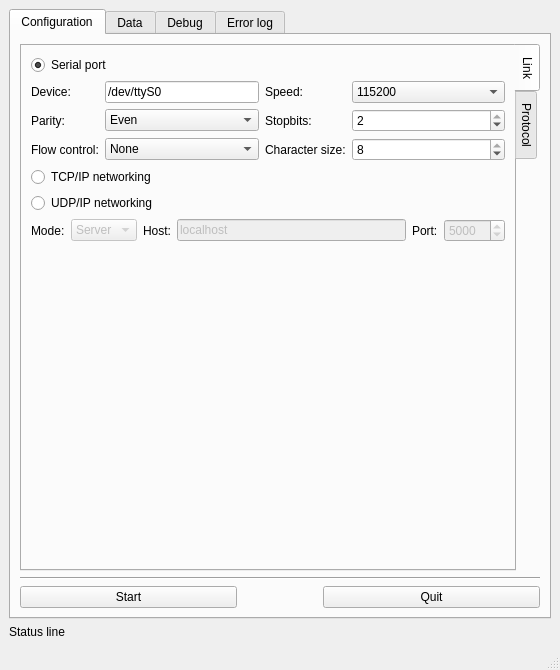
Above: Interface/QT/ModbusFrame.ui from blaa/Modbus before the change. Below: the same form after it.
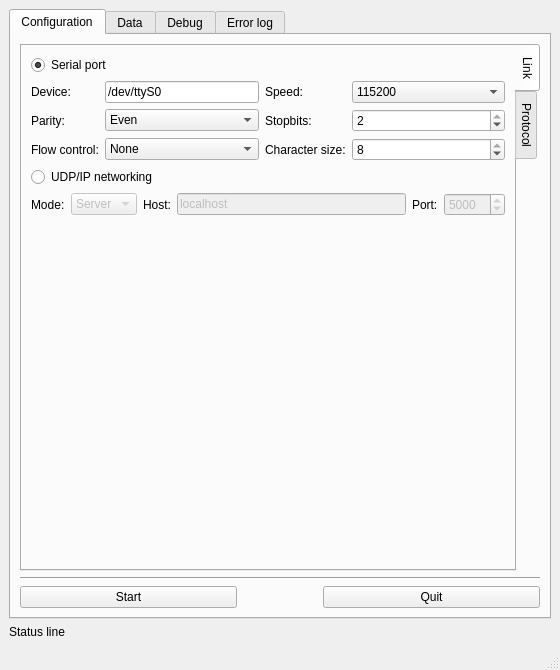
That is the form after the change.

Commit message: Removed TCP from interface; SIGRT -> SIGIO

The edit to the form file:
```diff
--- a/Interface/QT/ModbusFrame.ui
+++ b/Interface/QT/ModbusFrame.ui
@@ -317,16 +317,6 @@
               </item>
              </layout>
             </item>
-            <item>
-             <widget class="QRadioButton" name="TCPSelected">
-              <property name="text">
-               <string>TCP/IP networking</string>
-              </property>
-              <property name="shortcut">
-               <string>Ctrl+T</string>
-              </property>
-             </widget>
-            </item>
             <item>
              <widget class="QRadioButton" name="UDPSelected">
               <property name="text">
```
Left out of the diff: 66 changed lines with no effect on the pictures. The commit also changes 4 other files.
